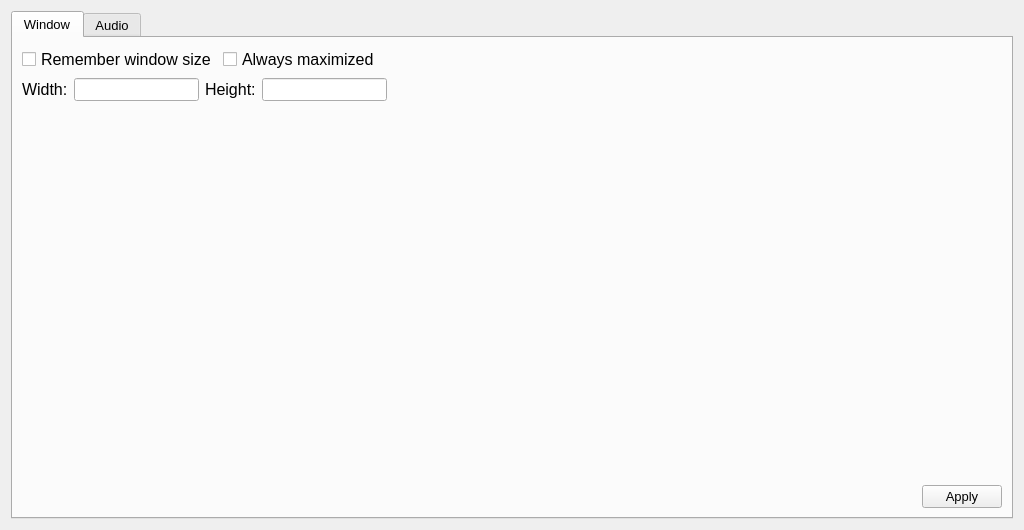
brookiestein/QBitMPlayer, file src/settings.ui: the form before one commit.
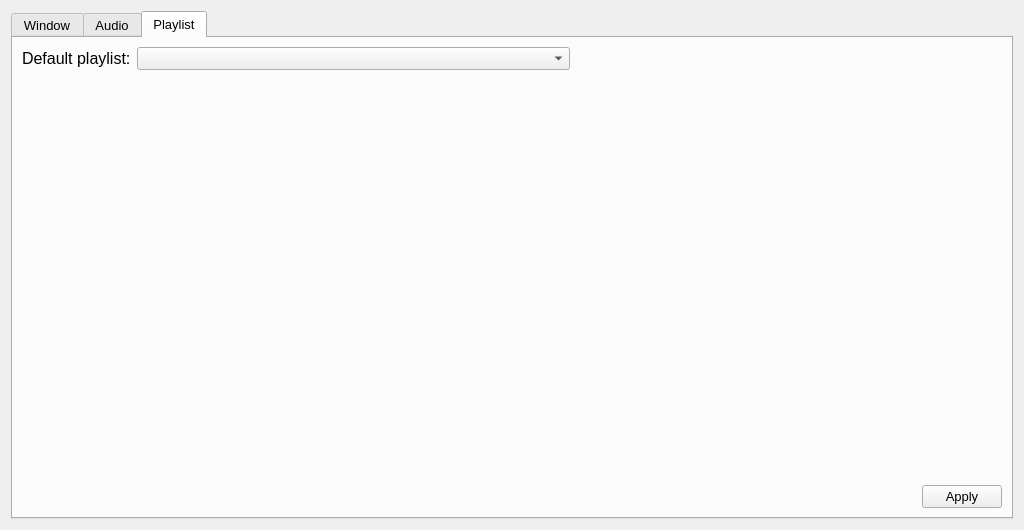
The form after the commit. The open tabs and pages were chosen to show the change.

What changed in the file:
```diff
--- a/src/settings.ui
+++ b/src/settings.ui
@@ -290,6 +290,98 @@
        </item>
       </layout>
      </widget>
+     <widget class="QWidget" name="tab">
+      <attribute name="title">
+       <string>Playlist</string>
+      </attribute>
+      <layout class="QGridLayout" name="gridLayout_4">
+       <item row="0" column="0">
+        <layout class="QVBoxLayout" name="verticalLayout_3">
+         <item>
+          <layout class="QHBoxLayout" name="horizontalLayout_5" stretch="0,1,1">
+           <item>
+            <widget class="QLabel" name="defaultPlaylistLabel">
+             <property name="font">
+              <font>
+               <pointsize>12</pointsize>
+              </font>
+             </property>
+             <property name="text">
+              <string>Default playlist:</string>
+             </property>
+            </widget>
+           </item>
+           <item>
+            <widget class="QComboBox" name="defaultPlaylistComboBox"/>
+           </item>
+           <item>
+            <spacer name="horizontalSpacer_7">
+             <property name="orientation">
+              <enum>Qt::Orientation::Horizontal</enum>
+             </property>
+             <property name="sizeHint" stdset="0">
+              <size>
+               <width>40</width>
+               <height>20</height>
+              </size>
+             </property>
+            </spacer>
+           </item>
+          </layout>
+         </item>
+        </layout>
+       </item>
+       <item row="1" column="0">
+        <spacer name="verticalSpacer_3">
+         <property name="orientation">
+          <enum>Qt::Orientation::Vertical</enum>
+         </property>
+         <property name="sizeHint" stdset="0">
+          <size>
+           <width>20</width>
+           <height>40</height>
+          </size>
+         </property>
+        </spacer>
+       </item>
+       <item row="2" column="0">
+        <layout class="QHBoxLayout" name="horizontalLayout_7">
+         <item>
+          <widget class="QLabel" name="playlistStateLabel">
+           <property name="font">
+            <font>
+             <pointsize>12</pointsize>
+            </font>
+           </property>
+           <property name="text">
+            <string/>
+           </property>
+          </widget>
+         </item>
+         <item>
+          <spacer name="horizontalSpacer_6">
+           <property name="orientation">
+            <enum>Qt::Orientation::Horizontal</enum>
+           </property>
+           <property name="sizeHint" stdset="0">
+            <size>
+             <width>40</width>
+             <height>20</height>
+            </size>
+           </property>
+          </spacer>
+         </item>
+         <item>
+          <widget class="QPushButton" name="applyPlaylistSettingsButton">
+           <property name="text">
+            <string>Apply</string>
+           </property>
+          </widget>
+         </item>
+        </layout>
+       </item>
+      </layout>
+     </widget>
     </widget>
    </item>
   </layout>
```
Left out of the diff: 12 changed lines with no effect on the pictures.
